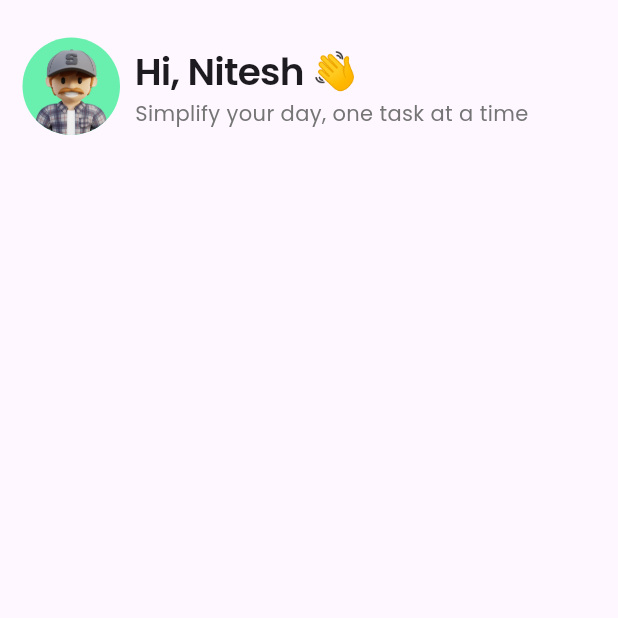
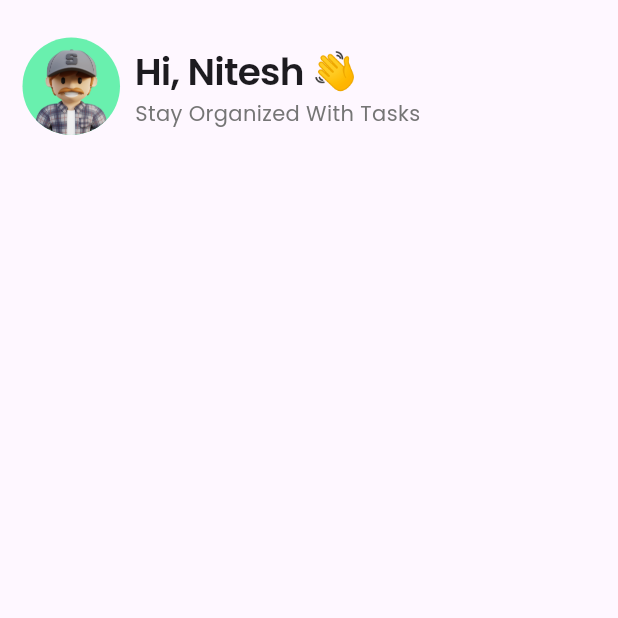
Before and after one commit to niteshpaudel/To-Do-List-App-In-Flutter, a Flutter app: the HomeScreen screen opened directly, on a phone screen of 412 x 824 dp, the top half of it. Run offline on Flutter 3.47's test engine with Material 3 defaults, Android fonts, the phone set to English and light mode, and no system bars.

Commit message:
Changed Tagline

```diff
--- a/lib/screens/home_screen.dart
+++ b/lib/screens/home_screen.dart
@@ -48,7 +48,7 @@ class _HomeScreenState extends State<HomeScreen> {
                             letterSpacing: -0.5),
                       ),
                       Text(
-                        'Simplify your day, one task at a time',
+                        'Stay Organized With Tasks',
                         style: TextStyle(
                           color: Colors.grey.shade600,
                           fontSize: 14,
```
